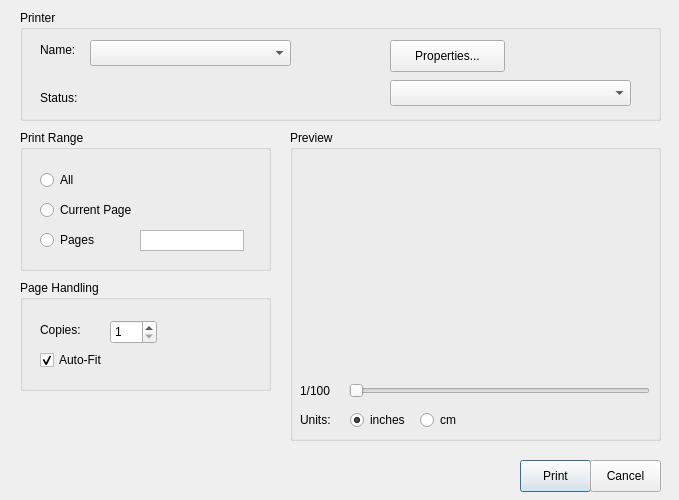
Old version of the form PrintDialog.ui in the repository ailinwang/qt-gsview.
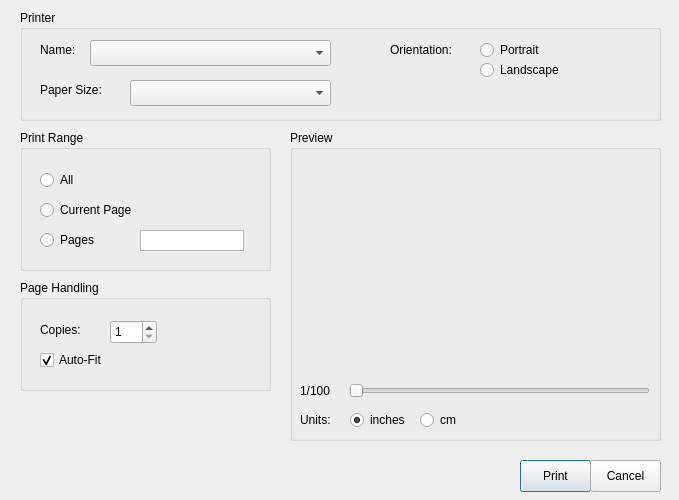
New version of the form.

Commit message: print dialog WIP

What changed in the file:
```diff
--- a/PrintDialog.ui
+++ b/PrintDialog.ui
@@ -56,7 +56,7 @@
      <rect>
       <x>70</x>
       <y>30</y>
-      <width>201</width>
+      <width>241</width>
       <height>26</height>
      </rect>
     </property>
@@ -74,42 +74,68 @@
      <string>Name:</string>
     </property>
    </widget>
-   <widget class="QLabel" name="statusLabel">
-    <property name="geometry">
-     <rect>
-      <x>20</x>
-      <y>80</y>
-      <width>59</width>
-      <height>16</height>
-     </rect>
-    </property>
-    <property name="text">
-     <string>Status:</string>
-    </property>
-   </widget>
-   <widget class="QPushButton" name="propertiesButton">
-    <property name="geometry">
-     <rect>
-      <x>370</x>
-      <y>30</y>
-      <width>115</width>
-      <height>32</height>
-     </rect>
-    </property>
-    <property name="text">
-     <string>Properties...</string>
-    </property>
-   </widget>
    <widget class="QComboBox" name="paperSizeComboBox">
     <property name="geometry">
      <rect>
-      <x>370</x>
+      <x>110</x>
       <y>70</y>
-      <width>241</width>
+      <width>201</width>
       <height>26</height>
      </rect>
     </property>
    </widget>
+   <widget class="QLabel" name="label">
+    <property name="geometry">
+     <rect>
+      <x>20</x>
+      <y>72</y>
+      <width>91</width>
+      <height>16</height>
+     </rect>
+    </property>
+    <property name="text">
+     <string>Paper Size:</string>
+    </property>
+   </widget>
+   <widget class="QLabel" name="label_2">
+    <property name="geometry">
+     <rect>
+      <x>370</x>
+      <y>32</y>
+      <width>81</width>
+      <height>16</height>
+     </rect>
+    </property>
+    <property name="text">
+     <string>Orientation:</string>
+    </property>
+   </widget>
+   <widget class="QRadioButton" name="portraitRadio">
+    <property name="geometry">
+     <rect>
+      <x>460</x>
+      <y>30</y>
+      <width>102</width>
+      <height>20</height>
+     </rect>
+    </property>
+    <property name="text">
+     <string>Portrait</string>
+    </property>
+   </widget>
+   <widget class="QRadioButton" name="landscapeRadio">
+    <property name="geometry">
+     <rect>
+      <x>460</x>
+      <y>50</y>
+      <width>102</width>
+      <height>20</height>
+     </rect>
+    </property>
+    <property name="text">
+     <string>Landscape</string>
+    </property>
+   </widget>
   </widget>
   <widget class="QGroupBox" name="rangeGroupBox">
    <property name="geometry">
```
The commit also changes 2 other files.
